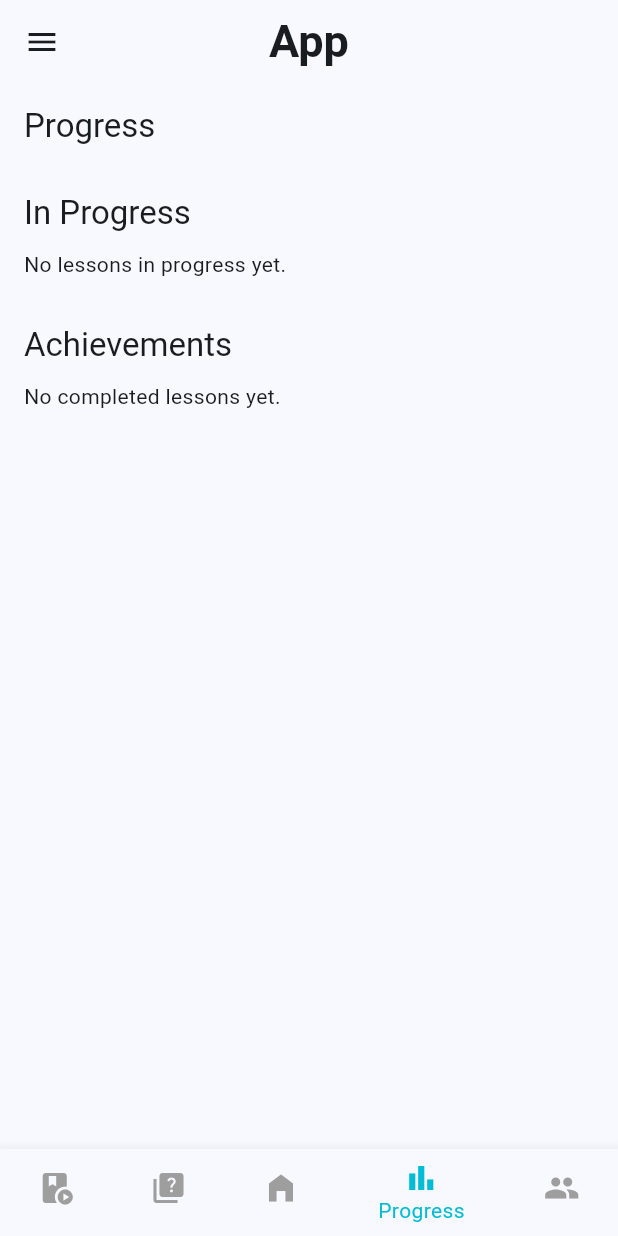
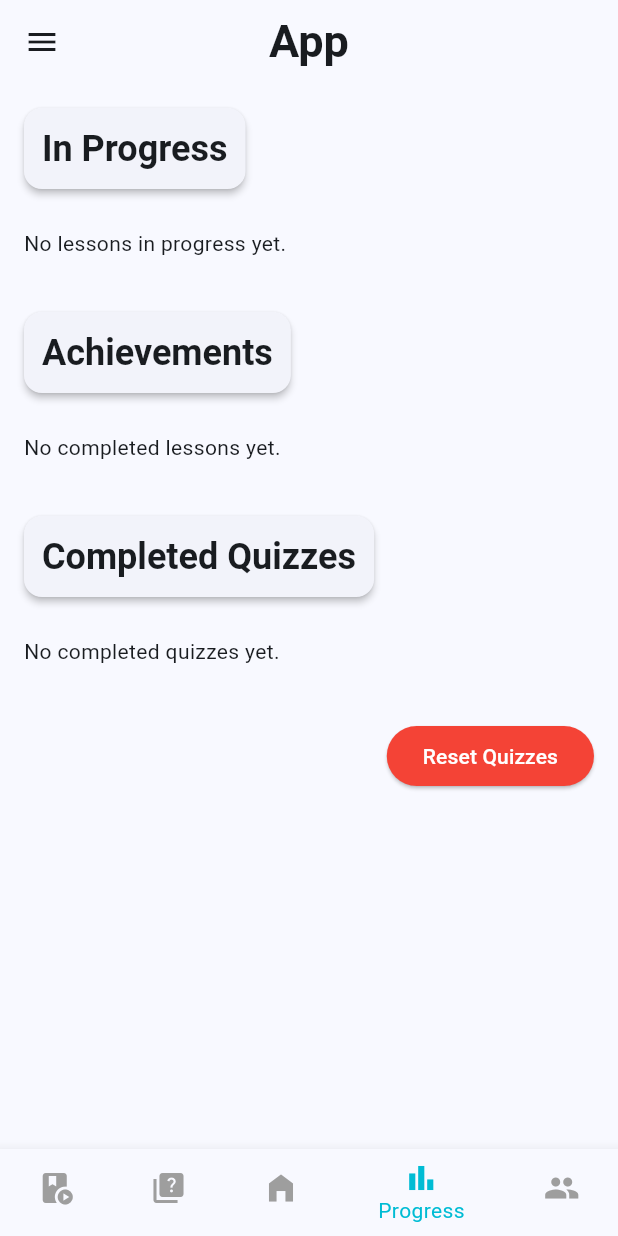
Before and after one commit to soutAhmedTayseer/CodeAlpha_LanguageLearningApp, a Flutter app: the screen it shows after launch, item 4 of the bottom bar chosen, on a phone screen of 412 x 824 dp. Run offline on Flutter 3.47's test engine with Material 3 defaults, Android fonts, the phone set to English and light mode, and no system bars; our stand-ins replace animated_splash_screen, audioplayers, easy_localization, flutter_bloc, lottie, shared_preferences.

Commit message:
sending quiz to progress page

```diff
--- a/lib/navigation_screens/progress_screen.dart
+++ b/lib/navigation_screens/progress_screen.dart
@@ -12,6 +12,7 @@ class Progress extends StatefulWidget {
 class _ProgressState extends State<Progress> {
   List<String> progressLessons = [];
   List<String> achievementLessons = [];
+  List<String> completedQuizzes = [];
 
   @override
   void initState() {
@@ -19,80 +20,133 @@ class _ProgressState extends State<Progress> {
     loadProgressAndAchievements();
   }
 
-  // Load the progress and achievements from SharedPreferences
   void loadProgressAndAchievements() async {
     SharedPreferences prefs = await SharedPreferences.getInstance();
     setState(() {
       progressLessons = prefs.getStringList('progress_lessons') ?? [];
       achievementLessons = prefs.getStringList('achievement_lessons') ?? [];
+      completedQuizzes = prefs.getStringList('completed_quizzes') ?? [];
+    });
+  }
+
+  void resetProgress() async {
+    SharedPreferences prefs = await SharedPreferences.getInstance();
+    await prefs.remove('progress_lessons');
+    setState(() {
+      progressLessons.clear();
+    });
+  }
+
+  void resetAchievements() async {
+    SharedPreferences prefs = await SharedPreferences.getInstance();
+    await prefs.remove('achievement_lessons');
+    setState(() {
+      achievementLessons.clear();
+    });
+  }
+
+  void resetQuizzes() async {
+    SharedPreferences prefs = await SharedPreferences.getInstance();
+    await prefs.remove('completed_quizzes');
+    setState(() {
+      completedQuizzes.clear();
     });
   }
 
   @override
   Widget build(BuildContext context) {
     return Scaffold(
-      appBar: AppBar(
-        title: const Text('Progress').tr(),
-      ),
-      body: SingleChildScrollView(
+      body: Stack(
+        children: [
+          SingleChildScrollView(
             padding: const EdgeInsets.all(16.0),
             child: Column(
               crossAxisAlignment: CrossAxisAlignment.start,
               children: [
-            Text(
-              'In Progress',
-              style: Theme.of(context).textTheme.titleLarge,
-            ).tr(),
-            const SizedBox(height: 10),
+                buildSectionTitle('In Progress'),
                 buildProgressList(progressLessons, 'No lessons in progress yet.'),
-
-            const SizedBox(height: 30),
-
-            Text(
-              'Achievements',
-              style: Theme.of(context).textTheme.titleLarge,
-            ).tr(),
-            const SizedBox(height: 10),
+                const SizedBox(height: 20),
+                buildSectionTitle('Achievements'),
                 buildAchievementList(achievementLessons, 'No completed lessons yet.'),
+                const SizedBox(height: 20),
+                buildSectionTitle('Completed Quizzes'),
+                buildCompletedQuizzesList(completedQuizzes, 'No completed quizzes yet.'),
+                const SizedBox(height: 20),
+                // Align reset button to the right and make it red
+                Row(
+                  mainAxisAlignment: MainAxisAlignment.end,
+                  children: [
+                    ElevatedButton(
+                      onPressed: resetQuizzes,
+                      style: ElevatedButton.styleFrom(
+                        backgroundColor: Colors.red, // Set background color to red
+                      ),
+                      child: const Text('Reset Quizzes',style: TextStyle(color: Colors.white),).tr(),
+                    ),
                   ],
                 ),
+              ],
+            ),
+          ),
+        ],
       ),
     );
   }
 
-  // Helper function to build the progress list
-  Widget buildProgressList(List<String> lessons, String emptyMessage) {
-    if (lessons.isEmpty) {
-      return Text(emptyMessage).tr();
-    }
-
-    return ListView.builder(
-      shrinkWrap: true,
-      itemCount: lessons.length,
-      itemBuilder: (context, index) {
-        return ListTile(
-          leading: const Icon(Icons.work_outline),
-          title: Text(lessons[index]),
-        );
-      },
+  Widget buildSectionTitle(String title) {
+    return Card(
+      elevation: 2,
+      margin: const EdgeInsets.only(bottom: 10),
+      child: Padding(
+        padding: const EdgeInsets.all(12.0),
+        child: Text(
+          title,
+          style: Theme.of(context).textTheme.titleLarge?.copyWith(
+            fontWeight: FontWeight.bold,
+            fontSize: 24,
+          ),
+        ).tr(),
+      ),
     );
   }
 
-  // Helper function to build the achievement list
-  Widget buildAchievementList(List<String> lessons, String emptyMessage) {
-    if (lessons.isEmpty) {
-      return Text(emptyMessage).tr();
+  Widget buildProgressList(List<String> lessons, String emptyMessage) {
+    return buildList(lessons, emptyMessage, Icons.work_outline, Colors.cyan);
   }
 
-    return ListView.builder(
+  Widget buildAchievementList(List<String> lessons, String emptyMessage) {
+    return buildList(lessons, emptyMessage, Icons.emoji_events_outlined, Colors.amber);
+  }
+
+  Widget buildCompletedQuizzesList(List<String> quizzes, String emptyMessage) {
+    return buildList(quizzes, emptyMessage, Icons.check_circle_outline, Colors.green);
+  }
+
+  Widget buildList(List<String> items, String emptyMessage, IconData icon, Color iconColor) {
+    if (items.isEmpty) {
+      return Padding(
+        padding: const EdgeInsets.symmetric(vertical: 16.0),
+        child: Text(emptyMessage).tr(),
+      );
+    }
+
+    return Card(
+      elevation: 2,
+      child: ListView.separated(
+        separatorBuilder: (context, index) => const Divider(),
         shrinkWrap: true,
-        itemCount: lessons.length,
+        physics: const NeverScrollableScrollPhysics(),
+        itemCount: items.length,
         itemBuilder: (context, index) {
           return ListTile(
-          leading: const Icon(Icons.emoji_events_outlined),
-        title: Text(lessons[index]),
+            leading: Icon(icon, color: iconColor, size: 30),
+            title: Text(
+              items[index],
+              style: const TextStyle(fontSize: 18),
+            ),
           );
         },
+      ),
     );
   }
 }
--- a/lib/screens/quiz_screen.dart
+++ b/lib/screens/quiz_screen.dart
@@ -2,6 +2,7 @@ import 'package:easy_localization/easy_localization.dart';
 import 'package:flutter/material.dart';
 import 'dart:math';
 import 'package:flutter_projects/screens/result_screen.dart';
+import 'package:shared_preferences/shared_preferences.dart';
 
 class QuizScreen extends StatefulWidget {
   final String categoryTitle;
@@ -202,7 +203,7 @@ class _QuizScreenState extends State<QuizScreen> {
     );
   }
 
-  void _submitQuiz() {
+  void _submitQuiz() async {
     int score = 0;
     final correctAnswers = <int, String?>{};
 
@@ -213,6 +214,16 @@ class _QuizScreenState extends State<QuizScreen> {
         score++;
       }
       correctAnswers[i] = question['answer'];
+    }
+
+    // Save completed quiz category to SharedPreferences
+    SharedPreferences prefs = await SharedPreferences.getInstance();
+    List<String> completedQuizzes =
+        prefs.getStringList('completed_quizzes') ?? [];
+
+    if (!completedQuizzes.contains(widget.categoryTitle)) {
+      completedQuizzes.add(widget.categoryTitle);
+      await prefs.setStringList('completed_quizzes', completedQuizzes);
     }
 
     // Navigate to result screen
```
Lines whose indentation alone changed are shown as unchanged.
